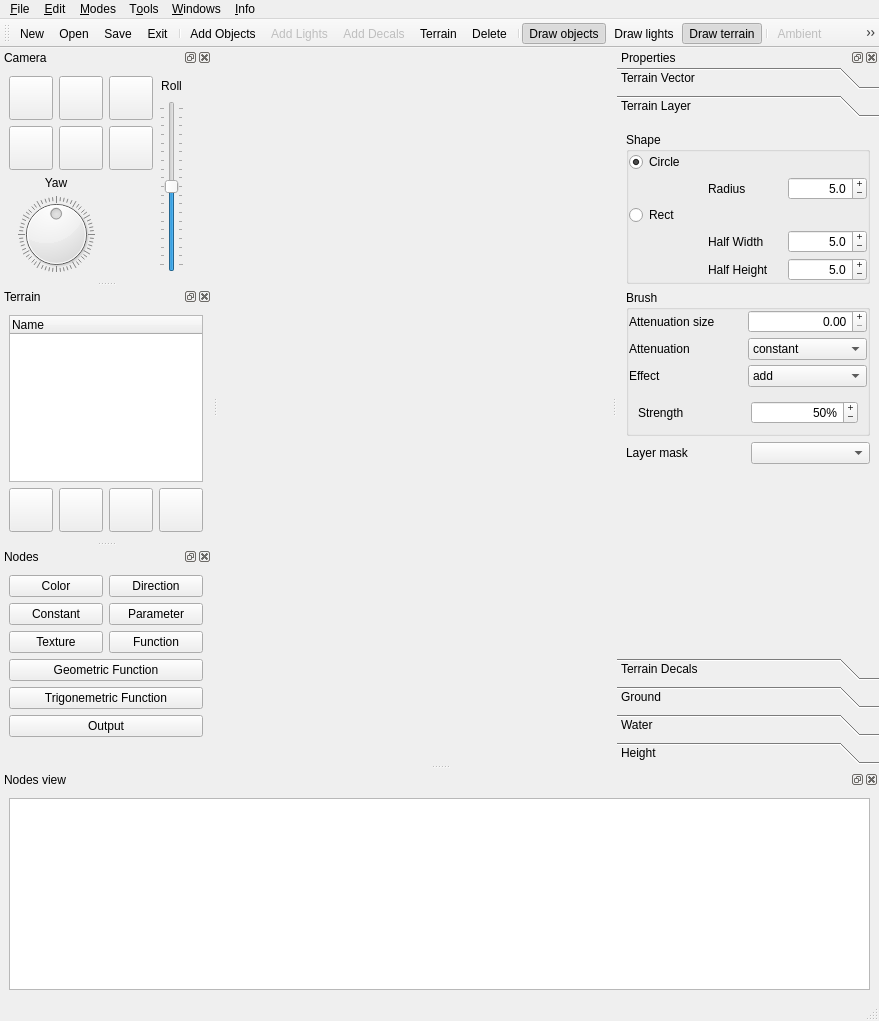
Old version of the form new_map_editor/mapeditor.ui in the repository xaphier/Eternal-Lands.
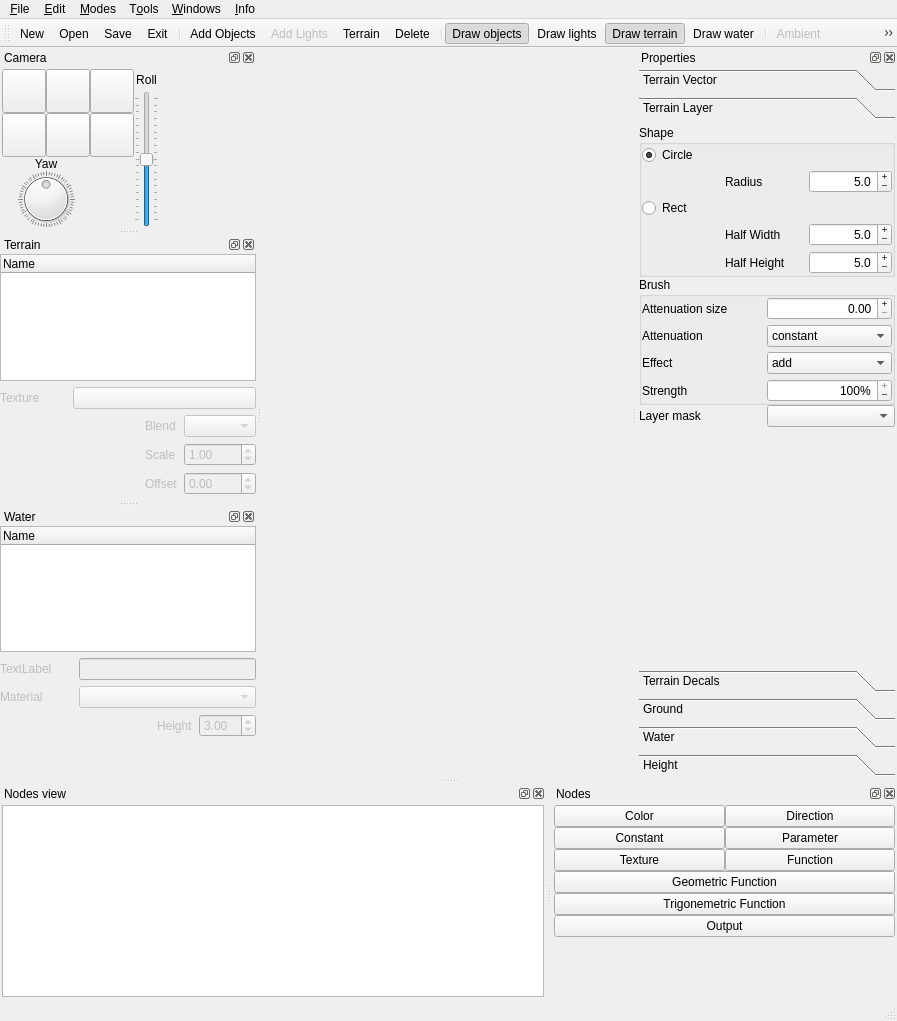
New version of the form. The open tabs and pages were chosen to show the change. Icons and pictures are not drawn. Custom widgets are drawn as their Qt base class.

Commit message: * Improved terrain effects.  * Improved texture object.  * Improved image object.  * Improved tests.  * Improved effect loading.  * Improved map editor.  * Fixed view distance bugs.

```diff
--- a/new_map_editor/mapeditor.ui
+++ b/new_map_editor/mapeditor.ui
@@ -6,7 +6,7 @@
    <rect>
     <x>0</x>
     <y>0</y>
-    <width>879</width>
+    <width>897</width>
     <height>1021</height>
    </rect>
   </property>
@@ -19,6 +19,12 @@
   </property>
   <widget class="QWidget" name="centralwidget">
    <layout class="QGridLayout" name="gridLayout_7">
+    <property name="margin">
+     <number>2</number>
+    </property>
+    <property name="spacing">
+     <number>0</number>
+    </property>
     <item row="0" column="1">
      <widget class="ELGLWidget" name="el_gl_widget" native="true">
       <property name="sizePolicy">
@@ -57,7 +63,7 @@
     <rect>
      <x>0</x>
      <y>0</y>
-     <width>879</width>
+     <width>897</width>
      <height>24</height>
     </rect>
    </property>
@@ -98,7 +104,6 @@
     <addaction name="separator"/>
     <addaction name="action_ambient"/>
     <addaction name="action_dungeon"/>
-    <addaction name="action_water_height"/>
     <addaction name="action_map_settings"/>
     <addaction name="separator"/>
     <addaction name="action_preferences"/>
@@ -163,13 +168,13 @@
    <addaction name="separator"/>
    <addaction name="action_add_objects"/>
    <addaction name="action_add_lights"/>
-   <addaction name="action_add_decals"/>
    <addaction name="action_terrain_mode"/>
    <addaction name="action_delete_mode"/>
    <addaction name="separator"/>
    <addaction name="action_objects"/>
    <addaction name="action_lights"/>
    <addaction name="action_terrain"/>
+   <addaction name="action_water"/>
    <addaction name="separator"/>
    <addaction name="action_ambient"/>
    <addaction name="action_dungeon"/>
@@ -200,6 +205,12 @@
    </attribute>
    <widget class="QWidget" name="dockWidgetContents_4">
     <layout class="QGridLayout" name="gridLayout_5">
+     <property name="margin">
+      <number>2</number>
+     </property>
+     <property name="spacing">
+      <number>0</number>
+     </property>
      <item row="0" column="0" rowspan="2">
       <widget class="QPushButton" name="zoom_out">
        <property name="minimumSize">
@@ -449,7 +460,7 @@
    </property>
    <property name="minimumSize">
     <size>
-     <width>250</width>
+     <width>252</width>
      <height>587</height>
     </size>
    </property>
@@ -469,7 +480,7 @@
       <number>0</number>
      </property>
      <property name="margin">
-      <number>0</number>
+      <number>2</number>
      </property>
      <item>
       <widget class="QStackedWidget" name="properties">
@@ -582,8 +593,8 @@
              <rect>
               <x>0</x>
               <y>0</y>
-              <width>198</width>
-              <height>90</height>
+              <width>265</width>
+              <height>511</height>
              </rect>
             </property>
             <attribute name="label">
@@ -1982,7 +1993,7 @@
               <x>0</x>
               <y>0</y>
               <width>265</width>
-              <height>577</height>
+              <height>541</height>
              </rect>
             </property>
             <attribute name="label">
@@ -2602,13 +2613,19 @@
               <x>0</x>
               <y>0</y>
               <width>265</width>
-              <height>577</height>
+              <height>541</height>
              </rect>
             </property>
             <attribute name="label">
              <string>Terrain Layer</string>
             </attribute>
             <layout class="QGridLayout" name="gridLayout_14">
+             <property name="margin">
+              <number>0</number>
+             </property>
+             <property name="spacing">
+              <number>0</number>
+             </property>
              <item row="0" column="0" colspan="2">
               <widget class="QGroupBox" name="groupBox_15">
                <property name="title">
@@ -2806,10 +2823,45 @@
                 <property name="margin">
                  <number>0</number>
                 </property>
-                <item row="1" column="0">
-                 <widget class="QLabel" name="label_58">
+                <item row="3" column="0">
+                 <widget class="QLabel" name="vector_brush_add_label_x_layer">
                   <property name="text">
-                   <string>Attenuation</string>
+                   <string>Strength</string>
+                  </property>
+                  <property name="alignment">
+                   <set>Qt::AlignLeading|Qt::AlignLeft|Qt::AlignVCenter</set>
+                  </property>
+                 </widget>
+                </item>
+                <item row="3" column="1">
+                 <widget class="QDoubleSpinBox" name="layer_brush_strength">
+                  <property name="alignment">
+                   <set>Qt::AlignRight|Qt::AlignTrailing|Qt::AlignVCenter</set>
+                  </property>
+                  <property name="buttonSymbols">
+                   <enum>QAbstractSpinBox::PlusMinus</enum>
+                  </property>
+                  <property name="prefix">
+                   <string/>
+                  </property>
+                  <property name="suffix">
+                   <string>%</string>
+                  </property>
+                  <property name="decimals">
+                   <number>0</number>
+                  </property>
+                  <property name="maximum">
+                   <double>100.000000000000000</double>
+                  </property>
+                  <property name="value">
+                   <double>100.000000000000000</double>
+                  </property>
+                 </widget>
+                </item>
+                <item row="2" column="0">
+                 <widget class="QLabel" name="label_60">
+                  <property name="text">
+                   <string>Effect</string>
                   </property>
                  </widget>
                 </item>
@@ -2837,6 +2889,13 @@
                   </item>
                  </widget>
                 </item>
+                <item row="1" column="0">
+                 <widget class="QLabel" name="label_58">
+                  <property name="text">
+                   <string>Attenuation</string>
+                  </property>
+                 </widget>
+                </item>
                 <item row="0" column="0">
                  <widget class="QLabel" name="label_59">
                   <property name="text">
@@ -2857,94 +2916,6 @@
                   </property>
                  </widget>
                 </item>
-                <item row="3" column="0" colspan="2">
-                 <widget class="QStackedWidget" name="stackedWidget_3">
-                  <property name="currentIndex">
-                   <number>0</number>
-                  </property>
-                  <widget class="QWidget" name="page_18">
-                   <layout class="QGridLayout" name="gridLayout_35">
-                    <item row="0" column="0">
-                     <widget class="QLabel" name="vector_brush_add_label_x_layer">
-                      <property name="text">
-                       <string>Strength</string>
-                      </property>
-                      <property name="alignment">
-                       <set>Qt::AlignLeading|Qt::AlignLeft|Qt::AlignVCenter</set>
-                      </property>
-                     </widget>
-                    </item>
-                    <item row="0" column="1">
-                     <widget class="QDoubleSpinBox" name="layer_brush_add">
-                      <property name="alignment">
-                       <set>Qt::AlignRight|Qt::AlignTrailing|Qt::AlignVCenter</set>
-                      </property>
-                      <property name="buttonSymbols">
-                       <enum>QAbstractSpinBox::PlusMinus</enum>
-                      </property>
-                      <property name="singleStep">
-                       <double>0.100000000000000</double>
-                      </property>
-                     </widget>
-                    </item>
-                   </layout>
-                  </widget>
-                  <widget class="QWidget" name="page_19">
-                   <layout class="QGridLayout" name="gridLayout_36">
-                    <item row="1" column="1">
-                     <widget class="QDoubleSpinBox" name="layer_brush_set">
-                      <property name="alignment">
-                       <set>Qt::AlignRight|Qt::AlignTrailing|Qt::AlignVCenter</set>
-                      </property>
-                      <property name="buttonSymbols">
-                       <enum>QAbstractSpinBox::PlusMinus</enum>
-                      </property>
-                      <property name="singleStep">
-                       <double>0.100000000000000</double>
-                      </property>
-                     </widget>
-                    </item>
-                    <item row="1" column="0">
-                     <widget class="QLabel" name="label_37">
-                      <property name="text">
-                       <string>Strength</string>
-                      </property>
-                     </widget>
-                    </item>
-                   </layout>
-                  </widget>
-                  <widget class="QWidget" name="page_20">
-                   <layout class="QGridLayout" name="gridLayout_37">
-                    <item row="0" column="1">
-                     <widget class="QSpinBox" name="layer_brush_smooth_strength">
-                      <property name="alignment">
-                       <set>Qt::AlignRight|Qt::AlignTrailing|Qt::AlignVCenter</set>
-                      </property>
-                      <property name="buttonSymbols">
-                       <enum>QAbstractSpinBox::PlusMinus</enum>
-                      </property>
-                      <property name="suffix">
-                       <string>%</string>
-                      </property>
-                      <property name="maximum">
-                       <number>100</number>
-                      </property>
-                      <property name="value">
-                       <number>50</number>
-                      </property>
-                     </widget>
-                    </item>
-                    <item row="0" column="0">
-                     <widget class="QLabel" name="label_38">
-                      <property name="text">
-                       <string>Strength</string>
-                      </property>
-                     </widget>
-                    </item>
-                   </layout>
-                  </widget>
-                 </widget>
-                </item>
                 <item row="2" column="1">
                  <widget class="QComboBox" name="layer_brush_effect">
                   <item>
@@ -2964,13 +2935,6 @@
                   </item>
                  </widget>
                 </item>
-                <item row="2" column="0">
-                 <widget class="QLabel" name="label_60">
-                  <property name="text">
-                   <string>Effect</string>
-                  </property>
-                 </widget>
-                </item>
                </layout>
               </widget>
              </item>
@@ -3022,14 +2986,17 @@
              <rect>
               <x>0</x>
               <y>0</y>
-              <width>196</width>
-              <height>496</height>
+              <width>265</width>
+              <height>541</height>
              </rect>
             </property>
             <attribute name="label">
              <string>Terrain Decals</string>
             </attribute>
             <layout class="QVBoxLayout" name="verticalLayout_4">
+             <property name="spacing">
+              <number>0</number>
+             </property>
              <property name="margin">
               <number>0</number>
              </property>
@@ -3398,8 +3365,8 @@
              <rect>
               <x>0</x>
               <y>0</y>
-              <width>98</width>
-              <height>60</height>
+              <width>265</width>
+              <height>541</height>
              </rect>
             </property>
             <attribute name="label">
@@ -3739,21 +3706,107 @@
              <rect>
               <x>0</x>
               <y>0</y>
-              <width>98</width>
-              <height>28</height>
+              <width>265</width>
+              <height>541</height>
              </rect>
             </property>
             <attribute name="label">
              <string>Water</string>
             </attribute>
+            <layout class="QGridLayout" name="gridLayout_30">
+             <property name="margin">
+              <number>0</number>
+             </property>
+             <property name="spacing">
+              <number>2</number>
+             </property>
+             <item row="0" column="0">
+              <widget class="QLabel" name="label_37">
+               <property name="text">
+                <string>Water layer</string>
+               </property>
+              </widget>
+             </item>
+             <item row="0" column="1">
+              <widget class="QComboBox" name="water_layer"/>
+             </item>
+             <item row="1" column="0">
+              <widget class="QLabel" name="label_61">
+               <property name="text">
+                <string>Strength</string>
+               </property>
+              </widget>
+             </item>
+             <item row="1" column="1">
+              <widget class="QSlider" name="water_strength">
+               <property name="maximum">
+                <number>127</number>
+               </property>
+               <property name="orientation">
+                <enum>Qt::Horizontal</enum>
+               </property>
+               <property name="tickPosition">
+                <enum>QSlider::TicksBothSides</enum>
+               </property>
+               <property name="tickInterval">
+                <number>5</number>
+               </property>
+              </widget>
+             </item>
+             <item row="2" column="0">
+              <widget class="QLabel" name="label_38">
+               <property name="text">
+                <string>Direction</string>
+               </property>
+              </widget>
+             </item>
+             <item row="2" column="1">
+              <widget class="QDial" name="water_direction">
+               <property name="minimumSize">
+                <size>
+                 <width>0</width>
+                 <height>100</height>
+                </size>
+               </property>
+               <property name="minimum">
+                <number>-180</number>
+               </property>
+               <property name="maximum">
+                <number>179</number>
+               </property>
+               <property name="wrapping">
+                <bool>true</bool>
+               </property>
+               <property name="notchTarget">
+                <double>5.500000000000000</double>
+               </property>
+               <property name="notchesVisible">
+                <bool>true</bool>
+               </property>
+              </widget>
+             </item>
+             <item row="3" column="0" colspan="2">
+              <spacer name="verticalSpacer_19">
+               <property name="orientation">
+                <enum>Qt::Vertical</enum>
+               </property>
+               <property name="sizeHint" stdset="0">
+                <size>
+                 <width>238</width>
+                 <height>348</height>
+                </size>
+               </property>
+              </spacer>
+             </item>
+            </layout>
            </widget>
            <widget class="QWidget" name="type_height">
             <property name="geometry">
              <rect>
               <x>0</x>
               <y>0</y>
-              <width>98</width>
-              <height>28</height>
+              <width>265</width>
+              <height>541</height>
              </rect>
             </property>
             <attribute name="label">
@@ -4393,15 +4446,15 @@
          <item>
           <widget class="QToolBox" name="toolBox_3">
            <property name="currentIndex">
-            <number>0</number>
+            <number>1</number>
            </property>
            <widget class="QWidget" name="page_12">
             <property name="geometry">
              <rect>
               <x>0</x>
               <y>0</y>
-              <width>98</width>
-              <height>87</height>
+              <width>265</width>
+              <height>541</height>
              </rect>
             </property>
             <attribute name="label">
@@ -4441,8 +4494,8 @@
              <rect>
               <x>0</x>
               <y>0</y>
-              <width>218</width>
-              <height>90</height>
+              <width>265</width>
+              <height>541</height>
              </rect>
             </property>
             <attribute name="label">
@@ -4610,8 +4663,8 @@
              <rect>
               <x>0</x>
               <y>0</y>
-              <width>102</width>
-              <height>168</height>
+              <width>265</width>
+              <height>541</height>
              </rect>
             </property>
             <attribute name="label">
@@ -4845,8 +4898,8 @@
              <rect>
               <x>0</x>
               <y>0</y>
-              <width>247</width>
-              <height>301</height>
+              <width>265</width>
+              <height>541</height>
              </rect>
             </property>
             <attribute name="label">
@@ -5162,8 +5215,8 @@
              <rect>
               <x>0</x>
               <y>0</y>
-              <width>178</width>
-              <height>256</height>
+              <width>265</width>
+              <height>541</height>
              </rect>
             </property>
             <attribute name="label">
@@ -5291,8 +5344,8 @@
              <rect>
               <x>0</x>
               <y>0</y>
-              <width>140</width>
-              <height>300</height>
+              <width>265</width>
+              <height>541</height>
              </rect>
             </property>
             <attribute name="label">
@@ -5626,7 +5679,7 @@
     </layout>
    </widget>
   </widget>
-  <widget class="QDockWidget" name="dockWidget">
+  <widget class="QDockWidget" name="terrain_window">
    <property name="windowIcon">
     <iconset resource="icons/resourcen.qrc">
      <normaloff>:/icons/terrain.png</normaloff>:/icons/terrain.png</iconset>
@@ -5637,12 +5690,33 @@
    <attribute name="dockWidgetArea">
     <number>1</number>
    </attribute>
-   <widget class="QWidget" name="dockWidgetContents">
-    <layout class="QGridLayout" name="gridLayout_10">
-     <item row="0" column="0" colspan="4">
+   <widget class="QWidget" name="terrain_window_content">
+    <layout class="QVBoxLayout" name="verticalLayout_5">
+     <property name="spacing">
+      <number>6</number>
+     </property>
+     <property name="leftMargin">
+      <number>0</number>
+     </property>
+     <property name="topMargin">
+      <number>0</number>
+     </property>
+     <property name="rightMargin">
+      <number>0</number>
+     </property>
+     <property name="bottomMargin">
+      <number>6</number>
+     </property>
+     <item>
       <widget class="QTreeWidget" name="terrain_layers">
        <property name="selectionMode">
-        <enum>QAbstractItemView::MultiSelection</enum>
+        <enum>QAbstractItemView::SingleSelection</enum>
+       </property>
+       <property name="iconSize">
+        <size>
+         <width>32</width>
+         <height>32</height>
+        </size>
        </property>
        <column>
         <property name="text">
@@ -5651,126 +5725,138 @@
        </column>
       </widget>
      </item>
-     <item row="1" column="0">
-      <widget class="QPushButton" name="pushButton_6">
-       <property name="minimumSize">
-        <size>
-         <width>44</width>
-         <height>44</height>
-        </size>
+     <item>
+      <widget class="QFrame" name="terrain_frame">
+       <property name="enabled">
+        <bool>false</bool>
        </property>
-       <property name="maximumSize">
-        <size>
-         <width>44</width>
-         <height>44</height>
-        </size>
+       <property name="frameShape">
+        <enum>QFrame::NoFrame</enum>
        </property>
-       <property name="text">
-        <string/>
+       <property name="frameShadow">
+        <enum>QFrame::Plain</enum>
        </property>
-       <property name="icon">
-        <iconset resource="icons/resourcen.qrc">
-         <normaloff>:/icons/gtk-add.png</normaloff>:/icons/gtk-add.png</iconset>
+       <property name="lineWidth">
+        <number>0</number>
        </property>
-       <property name="iconSize">
-        <size>
-         <width>32</width>
-         <height>32</height>
-        </size>
-       </property>
-      </widget>
-     </item>
-     <item row="1" column="1">
-      <widget class="QPushButton" name="pushButton_7">
-       <property name="minimumSize">
-        <size>
-         <width>44</width>
-         <height>44</height>
-        </size>
-       </property>
-       <property name="maximumSize">
-        <size>
-         <width>44</width>
-         <height>44</height>
-        </size>
-       </property>
-       <property name="text">
-        <string/>
-       </property>
-       <property name="icon">
-        <iconset resource="icons/resourcen.qrc">
-         <normaloff>:/icons/editclear.png</normaloff>:/icons/editclear.png</iconset>
-       </property>
-       <property name="iconSize">
-        <size>
-         <width>32</width>
-         <height>32</height>
-        </size>
-       </property>
-      </widget>
-     </item>
-     <item row="1" column="2">
-      <widget class="QPushButton" name="pushButton_3">
-       <property name="minimumSize">
-        <size>
-         <width>44</width>
-         <height>44</height>
-        </size>
-       </property>
-       <property name="maximumSize">
-        <size>
-         <width>44</width>
-         <height>44</height>
-        </size>
-       </property>
-       <property name="text">
-        <string/>
-       </property>
-       <property name="icon">
-        <iconset resource="icons/resourcen.qrc">
-         <normaloff>:/icons/gtk-go-up.png</normaloff>:/icons/gtk-go-up.png</iconset>
-       </property>
-       <property name="iconSize">
-        <size>
-         <width>32</width>
-         <height>32</height>
-        </size>
-       </property>
-      </widget>
-     </item>
-     <item row="1" column="3">
-      <widget class="QPushButton" name="pushButton_4">
-       <property name="minimumSize">
-        <size>
-         <width>44</width>
-         <height>44</height>
-        </size>
-       </property>
-       <property name="maximumSize">
-        <size>
-         <width>44</width>
-         <height>44</height>
-        </size>
-       </property>
-       <property name="text">
-        <string/>
-       </property>
-       <property name="icon">
-        <iconset resource="icons/resourcen.qrc">
-         <normaloff>:/icons/gtk-go-down.png</normaloff>:/icons/gtk-go-down.png</iconset>
-       </property>
-       <property name="iconSize">
-        <size>
-         <width>32</width>
-         <height>32</height>
-        </size>
-       </property>
+       <layout class="QGridLayout" name="gridLayout_29">
+        <property name="margin">
+         <number>0</number>
+        </property>
+        <property name="spacing">
+         <number>6</number>
+        </property>
+        <item row="0" column="0">
+         <widget class="QLabel" name="label_39">
+          <property name="text">
+           <string>Texture</string>
+          </property>
+         </widget>
+        </item>
+        <item row="0" column="1" colspan="2">
+         <widget class="QPushButton" name="terrain_texture">
+          <property name="text">
+           <string/>
+          </property>
+         </widget>
+        </item>
+        <item row="1" column="2" rowspan="2">
+         <widget class="QFrame" name="terrain_blend_frame">
+          <property name="frameShape">
+           <enum>QFrame::NoFrame</enum>
+          </property>
+          <property name="frameShadow">
+           <enum>QFrame::Plain</enum>
+          </property>
+          <property name="lineWidth">
+           <number>0</number>
+          </property>
+          <layout class="QGridLayout" name="gridLayout_10">
+           <property name="margin">
+            <number>0</number>
+           </property>
+           <property name="spacing">
+            <number>6</number>
+           </property>
+           <item row="0" column="0">
+            <widget class="QLabel" name="label_51">
+             <property name="text">
+              <string>Blend</string>
+             </property>
+            </widget>
+           </item>
+           <item row="0" column="1">
+            <widget class="QComboBox" name="terrain_texture_blend"/>
+           </item>
+           <item row="1" column="0">
+            <widget class="QLabel" name="label_52">
+             <property name="text">
+              <string>Scale</string>
+             </property>
+            </widget>
+           </item>
+           <item row="1" column="1">
+            <widget class="QDoubleSpinBox" name="terrain_texture_blend_scale">
+             <property name="minimum">
+              <double>-10.000000000000000</double>
+             </property>
+             <property name="maximum">
+              <double>10.000000000000000</double>
+             </property>
+             <property name="singleStep">
+              <double>0.100000000000000</double>
+             </property>
+             <property name="value">
+              <double>1.000000000000000</double>
+             </property>
+            </widget>
+           </item>
+           <item row="2" column="0">
+            <widget class="QLabel" name="label_57">
+             <property name="text">
+              <string>Offset</string>
+             </property>
+            </widget>
+           </item>
+           <item row="2" column="1">
+            <widget class="QDoubleSpinBox" name="terrain_texture_blend_offset">
+             <property name="minimum">
+              <double>-10.000000000000000</double>
+             </property>
+             <property name="maximum">
+              <double>10.000000000000000</double>
+             </property>
+             <property name="singleStep">
+              <double>0.100000000000000</double>
+             </property>
+             <property name="value">
+              <double>0.000000000000000</double>
+             </property>
+            </widget>
+           </item>
+          </layout>
+         </widget>
+        </item>
+        <item row="1" column="0" rowspan="2" colspan="2">
+         <widget class="QLabel" name="terrain_texture_preview">
+          <property name="minimumSize">
+           <size>
+            <width>64</width>
+            <height>64</height>
+           </size>
+          </property>
+          <property name="text">
+           <string/>
+          </property>
+         </widget>
+        </item>
+       </layout>
       </widget>
      </item>
     </layout>
    </widget>
   </widget>
-  <widget class="QDockWidget" name="dockWidget_3">
+  <widget class="QDockWidget" name="nodes_view_window">
    <property name="windowTitle">
     <string>Nodes view</string>
    </property>
@@ -5779,21 +5865,33 @@
    </attribute>
    <widget class="QWidget" name="dockWidgetContents_5">
     <layout class="QHBoxLayout" name="horizontalLayout_2">
+     <property name="spacing">
+      <number>0</number>
+     </property>
+     <property name="margin">
+      <number>2</number>
+     </property>
      <item>
       <widget class="QGraphicsView" name="graphicsView"/>
      </item>
     </layout>
    </widget>
   </widget>
-  <widget class="QDockWidget" name="dockWidget_4">
+  <widget class="QDockWidget" name="nodes_window">
    <property name="windowTitle">
     <string>Nodes</string>
    </property>
    <attribute name="dockWidgetArea">
-    <number>1</number>
+    <number>8</number>
    </attribute>
    <widget class="QWidget" name="dockWidgetContents_6">
     <layout class="QGridLayout" name="gridLayout_27">
+     <property name="margin">
+      <number>2</number>
+     </property>
+     <property name="spacing">
+      <number>0</number>
+     </property>
      <item row="0" column="0">
       <widget class="QPushButton" name="color_button">
        <property name="text">
@@ -5873,6 +5971,157 @@
     </layout>
    </widget>
   </widget>
+  <widget class="QDockWidget" name="water_window">
+   <property name="windowIcon">
+    <iconset resource="icons/resourcen.qrc">
+     <normaloff>:/icons/water.png</normaloff>:/icons/water.png</iconset>
+   </property>
+   <property name="windowTitle">
+    <string>Water</string>
+   </property>
+   <attribute name="dockWidgetArea">
+    <number>1</number>
+   </attribute>
+   <widget class="QWidget" name="dockWidgetContents">
+    <layout class="QVBoxLayout" name="verticalLayout_14">
+     <property name="spacing">
+      <number>6</number>
+     </property>
+     <property name="margin">
+      <number>0</number>
+     </property>
+     <item>
+      <widget class="QTreeWidget" name="water_layers">
+       <property name="selectionMode">
+        <enum>QAbstractItemView::SingleSelection</enum>
+       </property>
+       <property name="iconSize">
+        <size>
+         <width>32</width>
+         <height>32</height>
+        </size>
+       </property>
+       <column>
+        <property name="text">
+         <string>Name</string>
+        </property>
+       </column>
+      </widget>
+     </item>
+     <item>
+      <widget class="QFrame" name="terrain_frame_2">
+       <property name="enabled">
+        <bool>false</bool>
+       </property>
+       <property name="frameShape">
+        <enum>QFrame::NoFrame</enum>
+       </property>
+       <property name="frameShadow">
+        <enum>QFrame::Plain</enum>
+       </property>
+       <property name="lineWidth">
+        <number>0</number>
+       </property>
+       <layout class="QGridLayout" name="gridLayout_31">
+        <property name="margin">
+         <number>0</number>
+        </property>
+        <property name="spacing">
+         <number>6</number>
+        </property>
+        <item row="1" column="1" colspan="2">
+         <widget class="QComboBox" name="water_material"/>
+        </item>
+        <item row="2" column="0" rowspan="2" colspan="2">
+         <widget class="QLabel" name="terrain_texture_preview_2">
+          <property name="minimumSize">
+           <size>
+            <width>64</width>
+            <height>64</height>
+           </size>
+          </property>
+          <property name="text">
+           <string/>
+          </property>
+         </widget>
+        </item>
+        <item row="1" column="0">
+         <widget class="QLabel" name="label_63">
+          <property name="text">
+           <string>Material</string>
+          </property>
+         </widget>
+        </item>
+        <item row="2" column="2" rowspan="2">
+         <widget class="QFrame" name="terrain_blend_frame_2">
+          <property name="frameShape">
+           <enum>QFrame::NoFrame</enum>
+          </property>
+          <property name="frameShadow">
+           <enum>QFrame::Plain</enum>
+          </property>
+          <property name="lineWidth">
+           <number>0</number>
+          </property>
+          <layout class="QGridLayout" name="gridLayout_32">
+           <property name="margin">
+            <number>0</number>
+           </property>
+           <property name="spacing">
+            <number>6</number>
+           </property>
+           <item row="0" column="1">
+            <widget class="QDoubleSpinBox" name="water_height">
+             <property name="maximum">
+              <double>32.000000000000000</double>
+             </property>
+             <property name="singleStep">
+              <double>0.100000000000000</double>
+             </property>
+             <property name="value">
+              <double>3.000000000000000</double>
+             </property>
+            </widget>
+           </item>
+           <item row="0" column="0">
+            <widget class="QLabel" name="label_65">
+             <property name="text">
+              <string>Height</string>
+             </property>
+            </widget>
+           </item>
+           <item row="1" column="0">
+            <spacer name="verticalSpacer_20">
+             <property name="orientation">
+              <enum>Qt::Vertical</enum>
+             </property>
+             <property name="sizeHint" stdset="0">
+              <size>
+               <width>20</width>
+               <height>40</height>
+              </size>
+             </property>
+            </spacer>
+           </item>
+          </layout>
+         </widget>
+        </item>
+        <item row="0" column="0">
+         <widget class="QLabel" name="label_62">
+          <property name="text">
+           <string>TextLabel</string>
+          </property>
+         </widget>
+        </item>
+        <item row="0" column="1" colspan="2">
+         <widget class="QLineEdit" name="lineEdit"/>
+        </item>
+       </layout>
+      </widget>
+     </item>
+    </layout>
+   </widget>
+  </widget>
   <action name="action_new">
    <property name="icon">
     <iconset resource="icons/resourcen.qrc">
@@ -6042,6 +6291,9 @@
    <property name="checkable">
     <bool>true</bool>
    </property>
+   <property name="checked">
+    <bool>false</bool>
+   </property>
    <property name="enabled">
     <bool>true</bool>
    </property>
@@ -6134,14 +6386,6 @@
     <string>Add Lights</string>
    </property>
   </action>
-  <action name="action_water_height">
-   <property name="enabled">
-    <bool>false</bool>
-   </property>
-   <property name="text">
-    <string>Water Height</string>
-   </property>
-  </action>
   <action name="action_qt_info">
    <property name="text">
     <string>Qt info</string>
@@ -6278,22 +6522,19 @@
     <enum>Qt::ApplicationShortcut</enum>
    </property>
   </action>
-  <action name="action_add_decals">
+  <action name="action_water">
    <property name="checkable">
     <bool>true</bool>
    </property>
-   <property name="enabled">
-    <bool>false</bool>
-   </property>
    <property name="icon">
     <iconset resource="icons/resourcen.qrc">
-     <normaloff>:/icons/gtk-add.png</normaloff>:/icons/gtk-add.png</iconset>
+     <normaloff>:/icons/water.png</normaloff>:/icons/water.png</iconset>
    </property>
    <property name="text">
-    <string>Add Decals</string>
+    <string>Draw water</string>
    </property>
    <property name="toolTip">
-    <string>Add Lights</string>
+    <string>Draw water</string>
    </property>
   </action>
  </widget>
```
Left out of the diff: 32 changed lines with no effect on the pictures. The commit also changes 220 other files.
